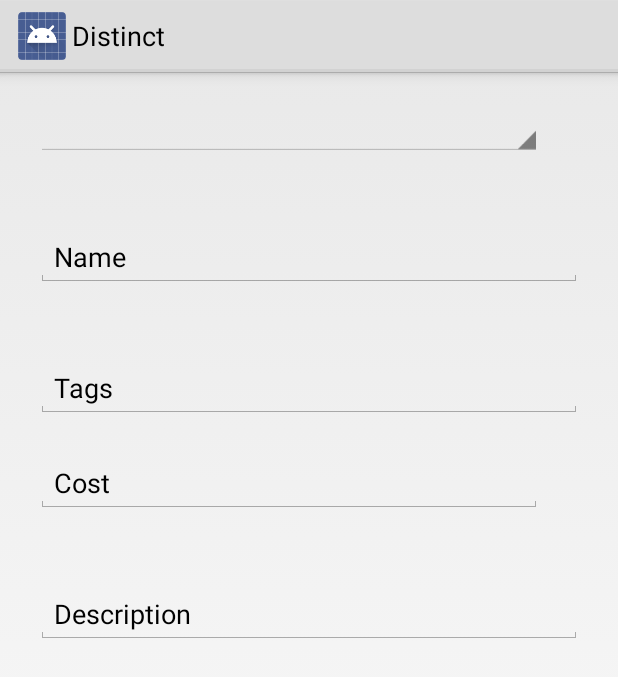
After one commit to anthonyhadi/ProjectAsymmetricFingerprint, an Android app: the layout activity_offer_good.xml on its own in the app's theme, with its tools: preview values and no code run, on a phone screen of 412 x 824 dp. The commit adds this screen. Shown: the top 677 px of the screen. Run offline under Robolectric (Android 15) with nearby library versions, the phone set to English and light mode, and no system bars.

Commit message:
Update Anthony

```diff
--- /dev/null
+++ b/Application/src/main/res/layout/activity_offer_good.xml
@@ -0,0 +1,62 @@
+<?xml version="1.0" encoding="utf-8"?>
+<ScrollView xmlns:android="http://schemas.android.com/apk/res/android"
+    xmlns:tools="http://schemas.android.com/tools"
+    android:layout_width="match_parent"
+    android:layout_height="match_parent">
+
+    <LinearLayout
+        android:layout_width="match_parent"
+        android:layout_height="wrap_content"
+        android:orientation="vertical"
+        android:weightSum="1">
+
+        <Spinner
+            android:id="@+id/category"
+            android:layout_width="337dp"
+            android:layout_height="wrap_content"
+            android:layout_margin="24dp"
+            android:layout_marginBottom="24dp"
+            android:layout_marginRight="24dp"
+            android:layout_marginStart="24dp" />
+
+        <EditText
+            android:id="@+id/editText3"
+            android:layout_width="match_parent"
+            android:layout_height="wrap_content"
+            android:layout_margin="24dp"
+            android:ems="10"
+            android:inputType="textPersonName"
+            android:text="Name" />
+
+        <EditText
+            android:id="@+id/editText4"
+            android:layout_width="match_parent"
+            android:layout_height="wrap_content"
+            android:layout_margin="24dp"
+            android:ems="10"
+            android:inputType="text"
+            android:text="Tags" />
+
+        <EditText
+            android:id="@+id/cost"
+            android:layout_width="337dp"
+            android:layout_height="wrap_content"
+            android:layout_marginBottom="24dp"
+            android:layout_marginRight="24dp"
+            android:layout_marginStart="24dp"
+            android:ems="10"
+            android:inputType="numberDecimal"
+            android:text="Cost" />
+
+        <EditText
+            android:id="@+id/description"
+            android:layout_width="match_parent"
+            android:layout_height="wrap_content"
+            android:layout_margin="24dp"
+            android:layout_marginBottom="24dp"
+            android:layout_marginRight="24dp"
+            android:ems="10"
+            android:inputType="textMultiLine"
+            android:text="Description" />
+    </LinearLayout>
+</ScrollView>
--- a/Application/src/main/res/values/strings.xml
+++ b/Application/src/main/res/values/strings.xml
@@ -73,5 +73,9 @@
         <item>2445356674</item>
         <item>5943445565</item>
     </string-array>
+    <string-array name="category_array">
+        <item>Pinjam</item>
+        <item>Jual</item>
+    </string-array>
     <string name="title_activity_maps2">Map</string>
 </resources>
```
Also changed, not shown: Application/src/main/java/com/example/android/asymmetricfingerprintdialog/OfferGoodActivity.java (added, +16 -0 lines), Application/src/main/res/layout/activity_offer_service.xml (added, +62 -0 lines).
